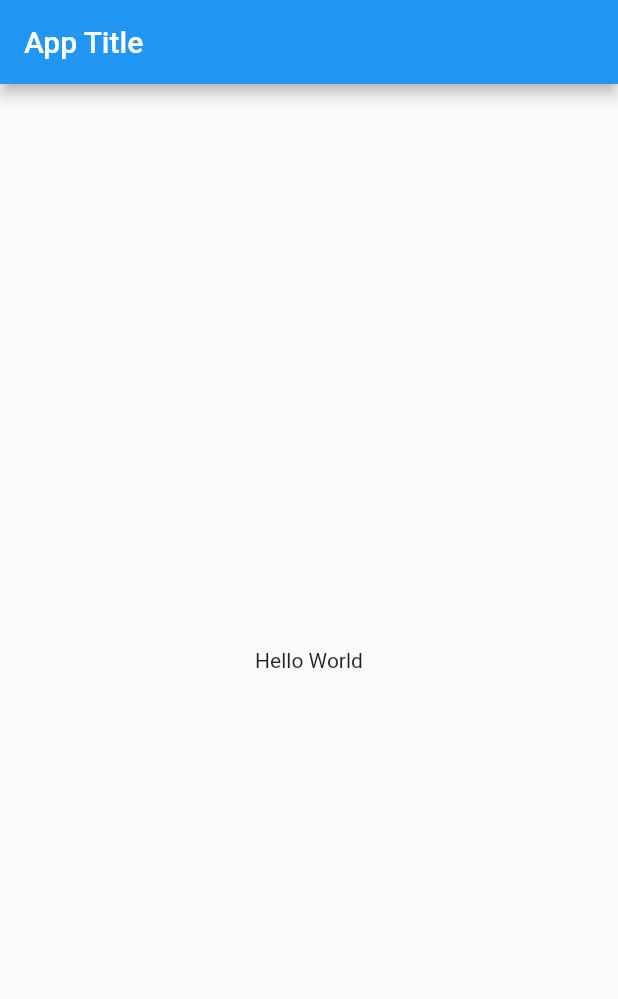
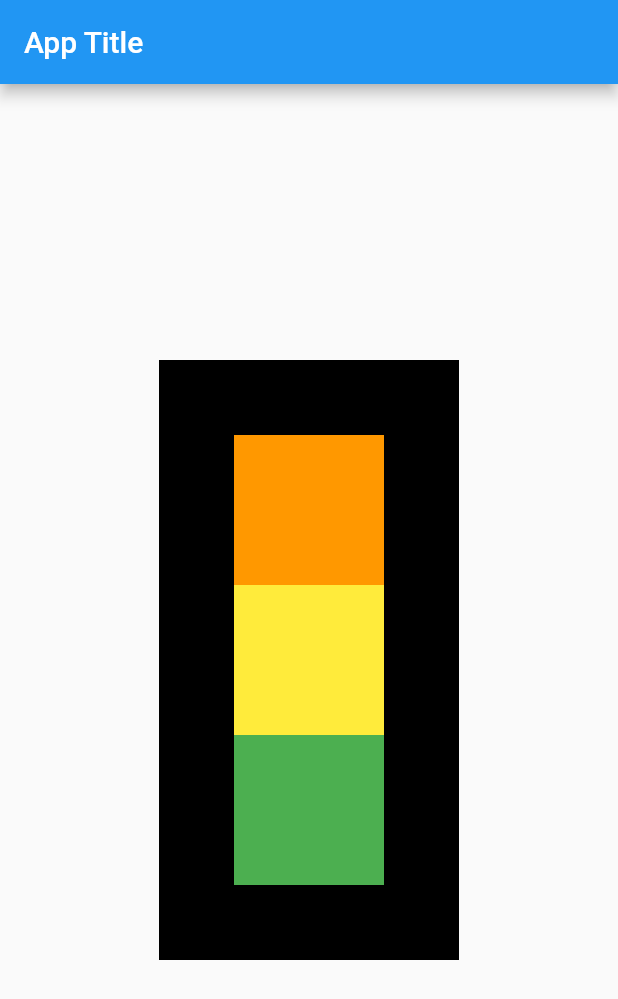
Before and after one commit to svmmalviya/untitled2, a Flutter app: the screen it shows after launch, on a phone screen of 412 x 824 dp. Shown: the top 999 px of the screen. Run offline on Flutter 3.47's test engine with Material 2 defaults, Android fonts, the phone set to English and light mode, and no system bars.

Commit message:
chapter 2 completed

```diff
--- a/lib/main.dart
+++ b/lib/main.dart
@@ -12,12 +12,46 @@
   @override
   Widget build(BuildContext context) {
     return Scaffold(
-      appBar: AppBar(
-        title: Text('App Title'),
-      ),
-      body: Container(
-        child: Center(child: Text("Hello World")),
-      ),
-    );
+        appBar: AppBar(
+          title: Text('App Title'),
+        ),
+        body: Padding(
+          padding: const EdgeInsets.all(8.0),
+          child: Align(
+            alignment: Alignment.center,
+            child: Container(
+              height: 400,
+              width: 200,
+              color: Colors.black,
+              child: Padding(
+                padding: const EdgeInsets.all(8.0),
+                child: Column(
+                  mainAxisAlignment: MainAxisAlignment.center,
+                  crossAxisAlignment: CrossAxisAlignment.center,
+                  children: [
+                    Container(
+                      padding: const EdgeInsets.all(8),
+                      width: 100,
+                      height: 100,
+                      color: Colors.orange,
+                    ),
+                    Container(
+                      padding: const EdgeInsets.all(8),
+                      width: 100,
+                      height: 100,
+                      color: Colors.yellow,
+                    ),
+                    Container(
+                      padding: const EdgeInsets.all(8),
+                      width: 100,
+                      height: 100,
+                      color: Colors.green,
+                    )
+                  ],
+                ),
+              ),
+            ),
+          ),
+        ));
   }
 }
```
